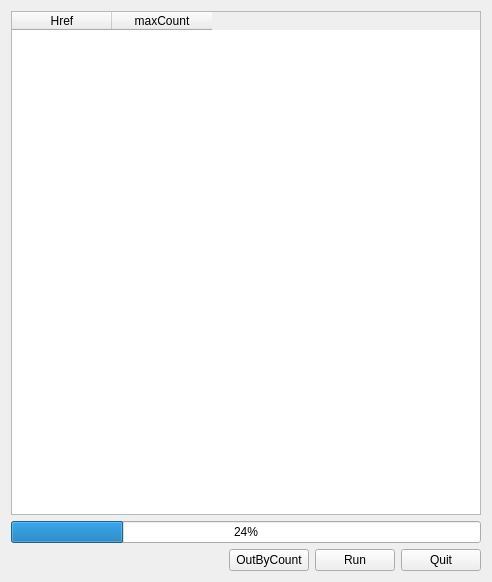
First picture: the form in mainform.ui, repository renmenziji/downtitle, before the edit.
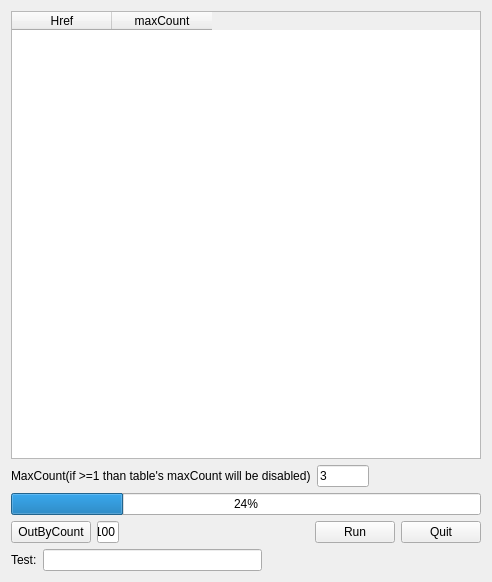
Second picture: the form after the edit.

```diff
--- a/mainform.ui
+++ b/mainform.ui
@@ -13,61 +13,134 @@
   <property name="windowTitle">
    <string>Form</string>
   </property>
-  <layout class="QGridLayout" name="gridLayout">
-   <item row="2" column="0">
-    <spacer name="horizontalSpacer">
+  <layout class="QVBoxLayout" name="verticalLayout">
+   <item>
+    <widget class="QTableWidget" name="tableWidget">
+     <column>
+      <property name="text">
+       <string>Href</string>
+      </property>
+     </column>
+     <column>
+      <property name="text">
+       <string>maxCount</string>
+      </property>
+     </column>
+    </widget>
+   </item>
+   <item>
+    <layout class="QHBoxLayout" name="horizontalLayout">
+     <item>
+      <widget class="QLabel" name="label">
+       <property name="text">
+        <string>MaxCount(if &gt;=1 than table's maxCount will be disabled)</string>
+       </property>
+      </widget>
+     </item>
+     <item>
+      <widget class="QLineEdit" name="lineEditMaxCount">
+       <property name="text">
+        <string>3</string>
+       </property>
+      </widget>
+     </item>
+     <item>
+      <spacer name="horizontalSpacer_2">
      <property name="orientation">
       <enum>Qt::Horizontal</enum>
      </property>
      <property name="sizeHint" stdset="0">
       <size>
-       <width>309</width>
-       <height>20</height>
+         <width>168</width>
+         <height>17</height>
       </size>
      </property>
     </spacer>
    </item>
-   <item row="1" column="0" colspan="4">
+    </layout>
+   </item>
+   <item>
     <widget class="QProgressBar" name="progressBar">
      <property name="value">
       <number>24</number>
      </property>
     </widget>
    </item>
-   <item row="2" column="2">
+   <item>
+    <layout class="QHBoxLayout" name="horizontalLayout_2">
+     <item>
+      <widget class="QPushButton" name="pushButtonOutByCount">
+       <property name="text">
+        <string>OutByCount</string>
+       </property>
+      </widget>
+     </item>
+     <item>
+      <widget class="QLineEdit" name="lineEditMinCount">
+       <property name="text">
+        <string>100</string>
+       </property>
+      </widget>
+     </item>
+     <item>
+      <spacer name="horizontalSpacer">
+       <property name="orientation">
+        <enum>Qt::Horizontal</enum>
+       </property>
+       <property name="sizeHint" stdset="0">
+        <size>
+         <width>309</width>
+         <height>20</height>
+        </size>
+       </property>
+      </spacer>
+     </item>
+     <item>
     <widget class="QPushButton" name="pushButtonRun">
      <property name="text">
       <string>Run</string>
      </property>
     </widget>
    </item>
-   <item row="2" column="3">
+     <item>
     <widget class="QPushButton" name="pushButtonQuit">
      <property name="text">
       <string>Quit</string>
      </property>
     </widget>
    </item>
-   <item row="0" column="0" colspan="4">
-    <widget class="QTableWidget" name="tableWidget">
-     <column>
+    </layout>
+   </item>
+   <item>
+    <layout class="QHBoxLayout" name="horizontalLayout_3">
+     <item>
+      <widget class="QLabel" name="label_2">
       <property name="text">
-       <string>Href</string>
-      </property>
-     </column>
-     <column>
-      <property name="text">
-       <string>maxCount</string>
-      </property>
-     </column>
-    </widget>
-   </item>
-   <item row="2" column="1">
-    <widget class="QPushButton" name="pushButtonOutByCount">
+        <string>Test:</string>
+       </property>
+      </widget>
+     </item>
+     <item>
+      <widget class="QLineEdit" name="lineEditText">
      <property name="text">
-      <string>OutByCount</string>
-     </property>
-    </widget>
+        <string/>
+       </property>
+      </widget>
+     </item>
+     <item>
+      <spacer name="horizontalSpacer_3">
+       <property name="orientation">
+        <enum>Qt::Horizontal</enum>
+       </property>
+       <property name="sizeHint" stdset="0">
+        <size>
+         <width>168</width>
+         <height>17</height>
+        </size>
+       </property>
+      </spacer>
+     </item>
+    </layout>
    </item>
   </layout>
  </widget>
```
Lines whose indentation alone changed are shown as unchanged.
